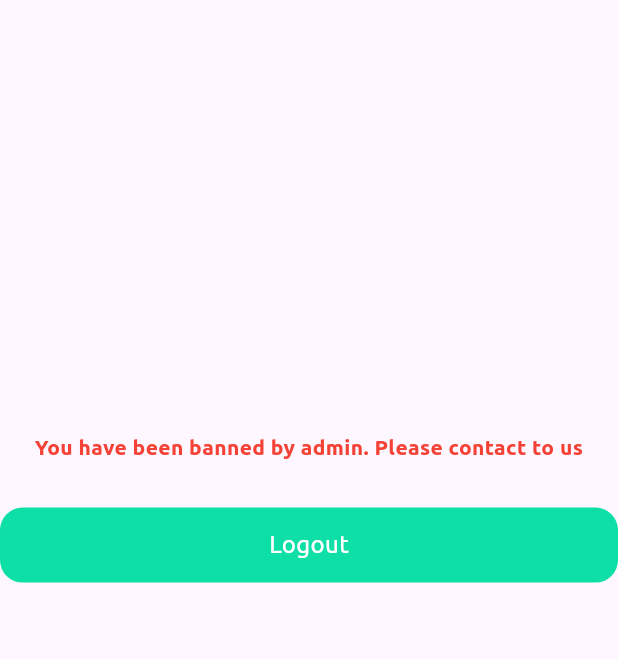
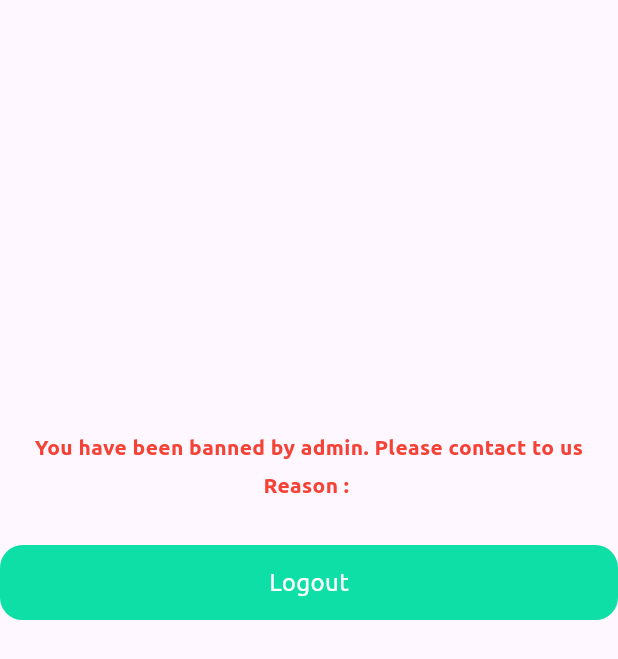
Before and after one commit to LyNNxMooon/Dental-Clinic-Mobile, a Flutter app: the BannedUserInfoWidget widget shown alone on an empty page, opened directly, on a phone screen of 412 x 824 dp. Shown: the top 659 px of the screen. Run offline on Flutter 3.47's test engine with Material 3 defaults, Android fonts, the phone set to English and light mode, and no system bars; drawn by our look-alikes of oktoast; our stand-ins replace animated_splash_screen, cached_network_image, curved_navigation_bar, firebase_auth, firebase_core, firebase_database and 8 more; accounts and stored records are empty; network calls fail.

Commit message:
ban reason display

```diff
--- a/lib/controller/auth_controller.dart
+++ b/lib/controller/auth_controller.dart
@@ -357,6 +357,7 @@ class AuthController extends BaseController {
             ? url
             : await _uploadFileToFirebaseStorage();
         final patient = UserVO(
+            banReason: "",
             id: id,
             name: name,
             isBanned: isBanned,
--- a/lib/controller/register_controller.dart
+++ b/lib/controller/register_controller.dart
@@ -245,6 +245,7 @@ class RegisterController extends BaseController {
         (value) {
           String id = FirebaseAuth.instance.currentUser?.uid ?? '';
           final patientVo = UserVO(
+              banReason: "",
               id: id,
               name: name,
               isBanned: false,
--- a/lib/data/user_vo.dart
+++ b/lib/data/user_vo.dart
@@ -14,6 +14,8 @@ class UserVO {
   final String url;
   final int age;
   final String gender;
+  @JsonKey(name: "ban_reason")
+  final String banReason;
 
   UserVO(
       {required this.id,
@@ -24,7 +26,8 @@ class UserVO {
       required this.isBanned,
       required this.url,
       required this.age,
-      required this.gender});
+      required this.gender,
+      required this.banReason});
 
   factory UserVO.fromJson(Map<String, dynamic> json) => _$UserVOFromJson(json);
 
--- a/lib/screens/contact_screen.dart
+++ b/lib/screens/contact_screen.dart
@@ -59,7 +59,7 @@ class ContactScreen extends StatelessWidget {
                     context: context,
                     builder: (context) => CustomErrorWidget(
                       errorMessage:
-                          "You have been banned by admin. Please contact to us!",
+                          "You have been banned by admin. Please contact to us!\nReason : ${_authController.currentUser.value?.banReason}",
                       function: () => Get.back(),
                     ),
                   );
@@ -73,7 +73,7 @@ class ContactScreen extends StatelessWidget {
                     context: context,
                     builder: (context) => CustomErrorWidget(
                       errorMessage:
-                          "You have been banned by admin. Please contact to us!",
+                          "You have been banned by admin. Please contact to us!\nReason : ${_authController.currentUser.value?.banReason}",
                       function: () => Get.back(),
                     ),
                   );
--- a/lib/widgets/banned_user_info.dart
+++ b/lib/widgets/banned_user_info.dart
@@ -1,8 +1,12 @@
 import 'package:dental_clinic_mobile/constants/colors.dart';
+import 'package:dental_clinic_mobile/controller/auth_controller.dart';
 import 'package:dental_clinic_mobile/widgets/button_widget.dart';
 import 'package:firebase_auth/firebase_auth.dart';
 import 'package:flutter/material.dart';
 import 'package:gap/gap.dart';
+import 'package:get/get.dart';
+
+final _authController = Get.put(AuthController());
 
 class BannedUserInfoWidget extends StatelessWidget {
   const BannedUserInfoWidget({super.key});
@@ -19,6 +23,16 @@ class BannedUserInfoWidget extends StatelessWidget {
             style: TextStyle(color: kErrorColor, fontWeight: FontWeight.bold),
           ),
         ),
+        const Gap(5),
+        Obx(
+          () => Center(
+            child: Text(
+              "Reason : ${_authController.currentUser.value?.banReason ?? ""}",
+              style: const TextStyle(
+                  color: kErrorColor, fontWeight: FontWeight.bold),
+            ),
+          ),
+        ),
         const Gap(30),
         CustomButton(
             name: "Logout", function: () => FirebaseAuth.instance.signOut()),
```
Also changed, not shown: lib/data/user_vo.g.dart.
